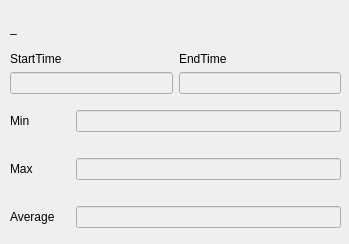
This is src/asammdf/arloo/ui/summary_form.ui in hayarobi/asammdf as Qt 5 draws it before an edit. The edited form follows.
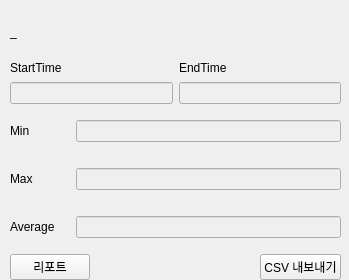
This is the edited form.

Commit message:
CSV 내보내기 기능 추가
- 채널 그룹 단위로 개별 파일로 내보냄
- plot에서 설정한 이름으로 저장

```diff
--- a/src/asammdf/arloo/ui/summary_form.ui
+++ b/src/asammdf/arloo/ui/summary_form.ui
@@ -7,7 +7,7 @@
     <x>0</x>
     <y>0</y>
     <width>349</width>
-    <height>244</height>
+    <height>280</height>
    </rect>
   </property>
   <property name="sizePolicy">
@@ -19,13 +19,13 @@
   <property name="minimumSize">
    <size>
     <width>0</width>
-    <height>244</height>
+    <height>280</height>
    </size>
   </property>
   <property name="maximumSize">
    <size>
     <width>16777215</width>
-    <height>244</height>
+    <height>280</height>
    </size>
   </property>
   <property name="windowTitle">
@@ -37,7 +37,7 @@
      <x>10</x>
      <y>10</y>
      <width>331</width>
-     <height>228</height>
+     <height>270</height>
     </rect>
    </property>
    <layout class="QVBoxLayout" name="verticalLayout">
@@ -184,6 +184,37 @@
       </item>
      </layout>
     </item>
+    <item>
+     <layout class="QHBoxLayout" name="horizontalLayout_5">
+      <item>
+       <widget class="QPushButton" name="reportButton">
+        <property name="text">
+         <string>리포트</string>
+        </property>
+       </widget>
+      </item>
+      <item>
+       <spacer name="horizontalSpacer">
+        <property name="orientation">
+         <enum>Qt::Horizontal</enum>
+        </property>
+        <property name="sizeHint" stdset="0">
+         <size>
+          <width>40</width>
+          <height>20</height>
+         </size>
+        </property>
+       </spacer>
+      </item>
+      <item>
+       <widget class="QPushButton" name="exportButton">
+        <property name="text">
+         <string>CSV 내보내기</string>
+        </property>
+       </widget>
+      </item>
+     </layout>
+    </item>
    </layout>
   </widget>
  </widget>
```
The commit also changes 4 other files.
